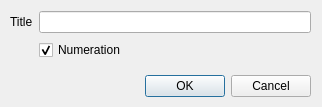
Before: the Qt Designer form structdialog.ui in orao/texmaker, drawn with Qt 5.
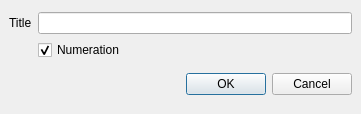
After: the same form once the commit is applied.

```diff
--- a/structdialog.ui
+++ b/structdialog.ui
@@ -8,67 +8,21 @@
    <rect>
     <x>0</x>
     <y>0</y>
-    <width>322</width>
-    <height>107</height>
+    <width>361</width>
+    <height>114</height>
    </rect>
   </property>
   <property name="windowTitle" >
    <string>Structure</string>
   </property>
-  <widget class="QWidget" name="layoutWidget" >
-   <property name="geometry" >
-    <rect>
-     <x>10</x>
-     <y>70</y>
-     <width>301</width>
-     <height>33</height>
-    </rect>
-   </property>
-   <layout class="QHBoxLayout" >
+  <layout class="QGridLayout" >
     <property name="margin" >
-     <number>0</number>
+    <number>9</number>
     </property>
     <property name="spacing" >
      <number>6</number>
     </property>
-    <item>
-     <spacer>
-      <property name="orientation" >
-       <enum>Qt::Horizontal</enum>
-      </property>
-      <property name="sizeHint" >
-       <size>
-        <width>131</width>
-        <height>31</height>
-       </size>
-      </property>
-     </spacer>
-    </item>
-    <item>
-     <widget class="QPushButton" name="okButton" >
-      <property name="text" >
-       <string>OK</string>
-      </property>
-     </widget>
-    </item>
-    <item>
-     <widget class="QPushButton" name="cancelButton" >
-      <property name="text" >
-       <string>Cancel</string>
-      </property>
-     </widget>
-    </item>
-   </layout>
-  </widget>
-  <widget class="QWidget" name="" >
-   <property name="geometry" >
-    <rect>
-     <x>10</x>
-     <y>10</y>
-     <width>301</width>
-     <height>53</height>
-    </rect>
-   </property>
+   <item row="0" column="0" >
    <layout class="QGridLayout" >
     <property name="margin" >
      <number>0</number>
@@ -108,9 +62,46 @@
      </widget>
     </item>
    </layout>
-  </widget>
- </widget>
- <pixmapfunction></pixmapfunction>
+   </item>
+   <item row="1" column="0" >
+    <layout class="QHBoxLayout" >
+     <property name="margin" >
+      <number>0</number>
+     </property>
+     <property name="spacing" >
+      <number>6</number>
+     </property>
+     <item>
+      <spacer>
+       <property name="orientation" >
+        <enum>Qt::Horizontal</enum>
+       </property>
+       <property name="sizeHint" >
+        <size>
+         <width>131</width>
+         <height>31</height>
+        </size>
+       </property>
+      </spacer>
+     </item>
+     <item>
+      <widget class="QPushButton" name="okButton" >
+       <property name="text" >
+        <string>OK</string>
+       </property>
+      </widget>
+     </item>
+     <item>
+      <widget class="QPushButton" name="cancelButton" >
+       <property name="text" >
+        <string>Cancel</string>
+       </property>
+      </widget>
+     </item>
+    </layout>
+   </item>
+  </layout>
+ </widget>
  <tabstops>
   <tabstop>TitlelineEdit</tabstop>
   <tabstop>checkBox</tabstop>
```
Left out of the diff: 3 changed lines with no effect on the pictures. Lines whose indentation alone changed are shown as unchanged.
